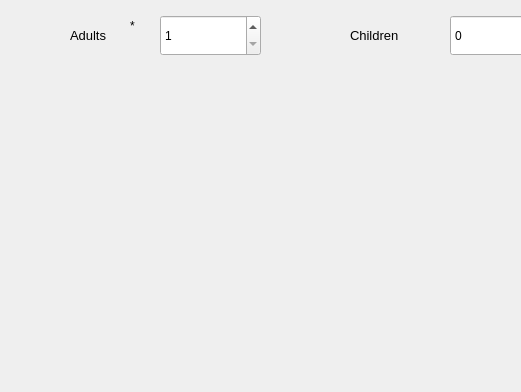
Above: CanalResorReservationApp/reservationapp.ui from MathewLister/Canal-Resort-Reservation-App before the change; both pictures show x 0 to 521 and y 295 to 687 of the 973 by 687 pixel window. Below: the same form after it.
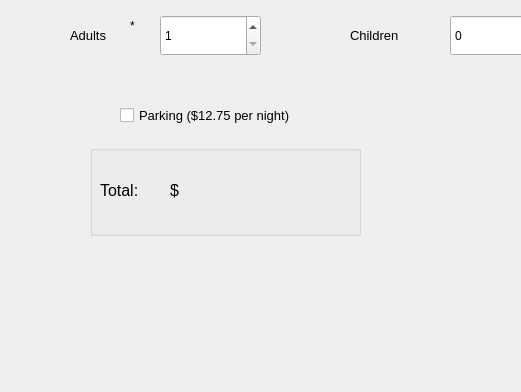
That is the form after the change.

Commit message: Added dynamic running total

What changed in the file:
```diff
--- a/CanalResorReservationApp/reservationapp.ui
+++ b/CanalResorReservationApp/reservationapp.ui
@@ -329,6 +329,91 @@
        <string>*</string>
       </property>
      </widget>
+     <widget class="QCheckBox" name="ParkingCheckBox">
+      <property name="geometry">
+       <rect>
+        <x>90</x>
+        <y>350</y>
+        <width>321</width>
+        <height>61</height>
+       </rect>
+      </property>
+      <property name="font">
+       <font>
+        <pointsize>10</pointsize>
+       </font>
+      </property>
+      <property name="text">
+       <string>Parking ($12.75 per night)</string>
+      </property>
+     </widget>
+     <widget class="QGroupBox" name="groupBox">
+      <property name="geometry">
+       <rect>
+        <x>60</x>
+        <y>410</y>
+        <width>271</width>
+        <height>91</height>
+       </rect>
+      </property>
+      <property name="title">
+       <string/>
+      </property>
+      <widget class="QLabel" name="Total">
+       <property name="geometry">
+        <rect>
+         <x>10</x>
+         <y>20</y>
+         <width>101</width>
+         <height>51</height>
+        </rect>
+       </property>
+       <property name="font">
+        <font>
+         <pointsize>12</pointsize>
+        </font>
+       </property>
+       <property name="text">
+        <string>Total: </string>
+       </property>
+      </widget>
+      <widget class="QLabel" name="DollarSign">
+       <property name="geometry">
+        <rect>
+         <x>80</x>
+         <y>30</y>
+         <width>71</width>
+         <height>31</height>
+        </rect>
+       </property>
+       <property name="font">
+        <font>
+         <pointsize>12</pointsize>
+        </font>
+       </property>
+       <property name="text">
+        <string>$</string>
+       </property>
+      </widget>
+      <widget class="QLabel" name="NetTotal">
+       <property name="geometry">
+        <rect>
+         <x>100</x>
+         <y>29</y>
+         <width>111</width>
+         <height>31</height>
+        </rect>
+       </property>
+       <property name="font">
+        <font>
+         <pointsize>12</pointsize>
+        </font>
+       </property>
+       <property name="text">
+        <string/>
+       </property>
+      </widget>
+     </widget>
     </widget>
     <widget class="QWidget" name="PaymentPage">
      <widget class="QPushButton" name="NextButton_2">
```
The commit also changes 2 other files.
